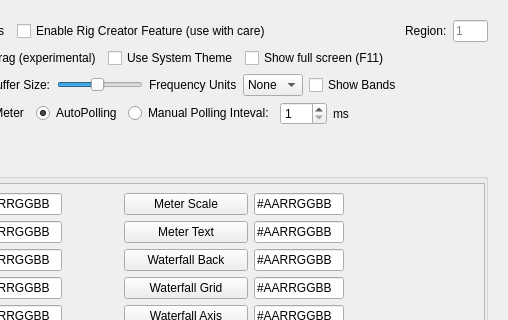
Old version of the form settingswidget.ui in the repository adecarolis/wfweb; both pictures show x 610 to 1118 and y 0 to 320 of the 1118 by 585 pixel window.
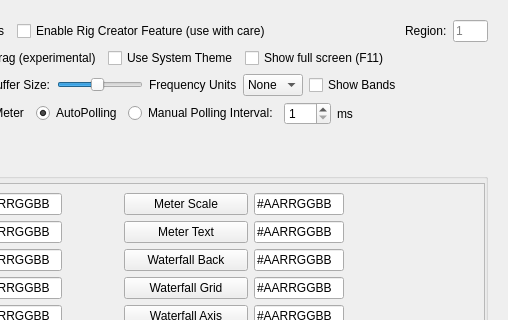
New version of the form. Custom widgets are drawn as their Qt base class.

The edit to the form file:
```diff
--- a/settingswidget.ui
+++ b/settingswidget.ui
@@ -1131,7 +1131,7 @@
               <string>Manual (user-defined) command polling</string>
              </property>
              <property name="text">
-              <string>Manual Polling Inteval:</string>
+              <string>Manual Polling Interval:</string>
              </property>
              <attribute name="buttonGroup">
               <string notr="true">pollingButtonGroup</string>
```
